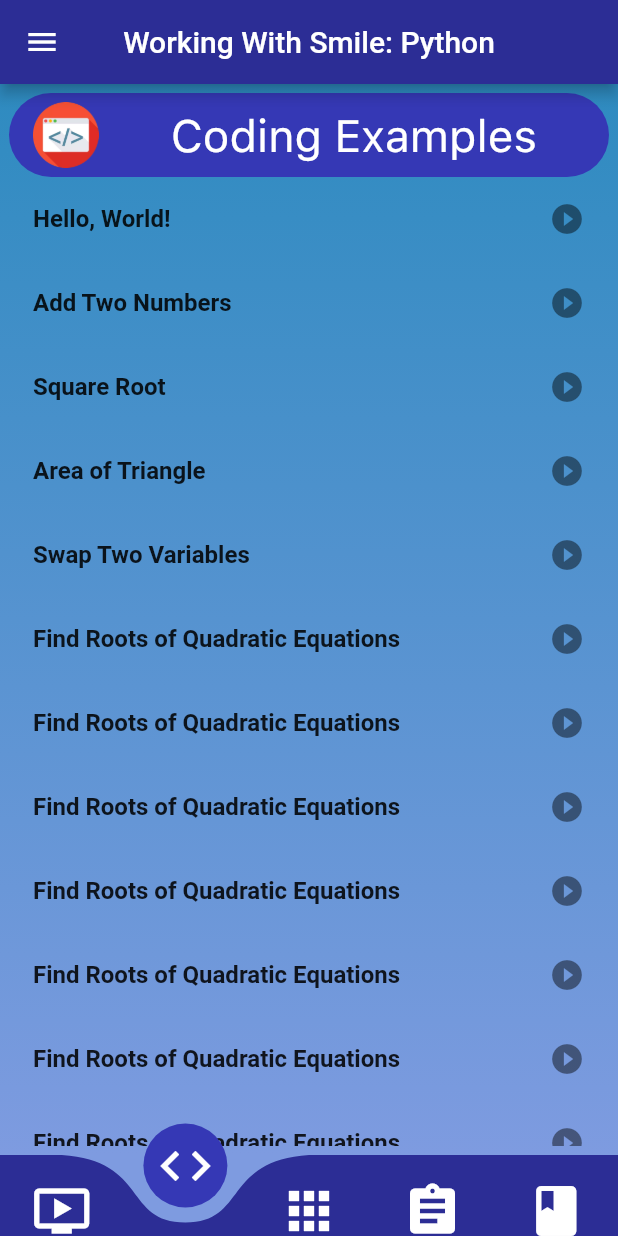
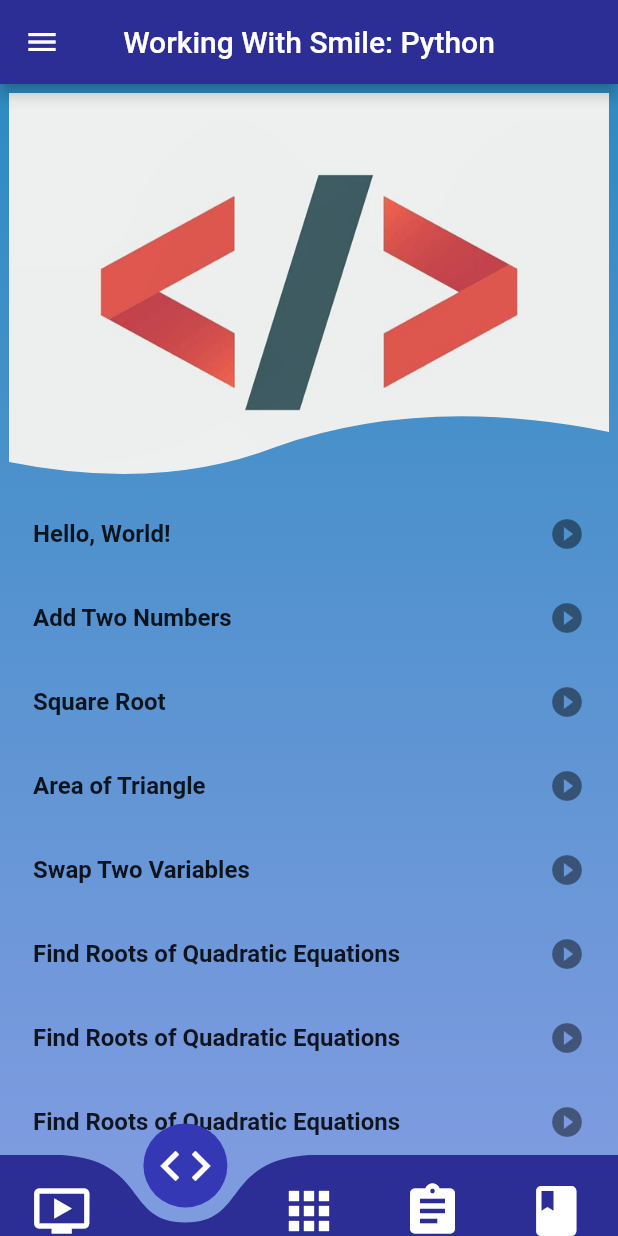
Before and after one commit to hemangdtu/python_app, a Flutter app: the screen it shows after launch, item 2 of the bottom bar chosen, on a phone screen of 412 x 824 dp. Run offline on Flutter 3.47's test engine with Material 2 defaults, Android fonts, the phone set to English and light mode, and no system bars; drawn by our look-alikes of curved_navigation_bar; missing offline and left inert: flappy_search_bar.

Commit message:
Wavy image header designed

```diff
--- /dev/null
+++ b/lib/content/wavy_image_header.dart
@@ -0,0 +1,47 @@
+import 'package:flutter/material.dart';
+
+class WavyHeaderImage extends StatelessWidget {
+  WavyHeaderImage(this.image, {this.imgScale});
+
+  final String image;
+  final double imgScale;
+
+  @override
+  Widget build(BuildContext context) {
+    return ClipPath(
+      child: Image.asset(
+        image,
+        scale: imgScale,
+      ),
+      clipper: BottomWaveClipper(),
+    );
+  }
+}
+
+class BottomWaveClipper extends CustomClipper<Path> {
+  @override
+  Path getClip(Size size) {
+    var path = new Path();
+    path.lineTo(0.0, size.height - 20);
+
+    var firstControlPoint = Offset(size.width / 4, size.height);
+    var firstEndPoint = Offset(size.width / 2.25, size.height - 30.0);
+    path.quadraticBezierTo(firstControlPoint.dx, firstControlPoint.dy,
+        firstEndPoint.dx, firstEndPoint.dy);
+
+    var secondControlPoint =
+        Offset(size.width - (size.width / 3.25), size.height - 65);
+    var secondEndPoint = Offset(size.width, size.height - 40);
+    path.quadraticBezierTo(secondControlPoint.dx, secondControlPoint.dy,
+        secondEndPoint.dx, secondEndPoint.dy);
+
+    path.lineTo(size.width, size.height - 40);
+    path.lineTo(size.width, 0.0);
+    path.close();
+
+    return path;
+  }
+
+  @override
+  bool shouldReclip(CustomClipper<Path> oldClipper) => false;
+}
--- a/lib/pages/examples_list.dart
+++ b/lib/pages/examples_list.dart
@@ -1,6 +1,7 @@
 import 'package:flutter/material.dart';
 import 'package:url_launcher/url_launcher.dart';
 import 'package:fluid_bottom_nav_bar/pages/youtube_list.dart';
+import 'package:fluid_bottom_nav_bar/content/wavy_image_header.dart';
 
 class ExamplesNew extends StatelessWidget {
   @override
@@ -14,13 +15,8 @@ Widget _myListView(BuildContext context) {
     decoration: BoxDecoration(
       gradient: LinearGradient(
         colors: [
-          // Colors.blue[100],
-          // Colors.blue[300],
           Color(0xFF7E9BE0),
-          //Color(0xFF1b1e44),
           Color(0xFF2E8BC0),
-          // Color(0xFF1b1e44),
-          //   Color(0xFF2E8BC0),
         ],
         begin: Alignment.bottomCenter,
         end: Alignment.topCenter,
@@ -31,39 +27,43 @@ Widget _myListView(BuildContext context) {
       padding: const EdgeInsets.all(6.0),
       child: ListView(
         children: <Widget>[
-          ClipRRect(
-            borderRadius: BorderRadius.circular(50),
-            child: Container(
-              // decoration: BoxDecoration(
-              //   gradient: LinearGradient(
-              //     colors: [
-              //       Colors.red[900],
-              //       Colors.red[600],
-              //       Colors.red,
-              //       Colors.red[600],
-              //       Colors.red[900],
-              //     ],
-              //   ),
-              // ),
-              color: Color(0xFF3538B5),
-              child: ListTile(
-                leading: Image.asset(
-                  "lib/assets/coding_logo.png",
-                  scale: 11.7,
-                ),
-                title: Center(
-                  child: Text(
-                    "Coding Examples",
-                    style: TextStyle(
-                      fontFamily: "SF-Pro-Text-Regular",
-                      //fontWeight: FontWeight.bold,
-                      fontSize: 30,
-                      color: Colors.white,
-                    ),
-                  ),
-                ),
-              ),
-            ),
+          // ClipRRect(
+          //   borderRadius: BorderRadius.circular(50),
+          //   child: Container(
+          //     // decoration: BoxDecoration(
+          //     //   gradient: LinearGradient(
+          //     //     colors: [
+          //     //       Colors.red[900],
+          //     //       Colors.red[600],
+          //     //       Colors.red,
+          //     //       Colors.red[600],
+          //     //       Colors.red[900],
+          //     //     ],
+          //     //   ),
+          //     // ),
+          //     color: Color(0xFF3538B5),
+          //     child: ListTile(
+          //       leading: Image.asset(
+          //         "lib/assets/coding_logo.png",
+          //         scale: 11.7,
+          //       ),
+          //       title: Center(
+          //         child: Text(
+          //           "Coding Examples",
+          //           style: TextStyle(
+          //             fontFamily: "SF-Pro-Text-Regular",
+          //             //fontWeight: FontWeight.bold,
+          //             fontSize: 30,
+          //             color: Colors.white,
+          //           ),
+          //         ),
+          //       ),
+          //     ),
+          //   ),
+          // ),
+          WavyHeaderImage(
+            'lib/assets/coding_wallpaper.jpg',
+            imgScale: 5,
           ),
           VideoListElement(
             title: 'Hello, World!',
@@ -84,6 +84,14 @@ Widget _myListView(BuildContext context) {
           VideoListElement(
             title: 'Swap Two Variables',
             link: _launchURL5,
+          ),
+          VideoListElement(
+            title: 'Find Roots of Quadratic Equations',
+            link: _launchURL6,
+          ),
+          VideoListElement(
+            title: 'Find Roots of Quadratic Equations',
+            link: _launchURL6,
           ),
           VideoListElement(
             title: 'Find Roots of Quadratic Equations',
--- a/lib/pages/youtube_list.dart
+++ b/lib/pages/youtube_list.dart
@@ -1,5 +1,6 @@
 import 'package:flutter/material.dart';
 import 'package:url_launcher/url_launcher.dart';
+import 'package:fluid_bottom_nav_bar/content/wavy_image_header.dart';
 
 class ListBodyLayout extends StatelessWidget {
   @override
@@ -28,25 +29,29 @@ Widget _myListView(BuildContext context) {
       padding: const EdgeInsets.all(6.0),
       child: ListView(
         children: <Widget>[
-          ClipRRect(
-            borderRadius: BorderRadius.circular(50),
-            child: Container(
-              color: Color(0xFF3538B5),
-              child: ListTile(
-                leading: Image.asset("lib/assets/yt_logo.png"),
-                title: Center(
-                  child: Text(
-                    "Youtube Videos",
-                    style: TextStyle(
-                      fontFamily: "SF-Pro-Text-Regular",
-                      //fontWeight: FontWeight.bold,
-                      fontSize: 30,
-                      color: Colors.white,
-                    ),
-                  ),
-                ),
-              ),
-            ),
+          // ClipRRect(
+          //   borderRadius: BorderRadius.circular(50),
+          //   child: Container(
+          //     color: Color(0xFF3538B5),
+          //     child: ListTile(
+          //       leading: Image.asset("lib/assets/yt_logo.png"),
+          //       title: Center(
+          //         child: Text(
+          //           "Youtube Videos",
+          //           style: TextStyle(
+          //             fontFamily: "SF-Pro-Text-Regular",
+          //             //fontWeight: FontWeight.bold,
+          //             fontSize: 30,
+          //             color: Colors.white,
+          //           ),
+          //         ),
+          //       ),
+          //     ),
+          //   ),
+          // ),
+          WavyHeaderImage(
+            'lib/assets/yt_wallpaper.jpg',
+            imgScale: 5,
           ),
           VideoListElement(
             title: "Overview of Python Programming",
--- a/pubspec.yaml
+++ b/pubspec.yaml
@@ -52,7 +52,9 @@ flutter:
    - lib/assets/PyLogo.jpeg
    - lib/assets/python_logo.png
    - lib/assets/yt_logo.png
+   - lib/assets/yt_wallpaper.jpg
    - lib/assets/coding_logo.png
+   - lib/assets/coding_wallpaper.jpg
 
   fonts:
     - family: SF-Pro-Text-Regular
```
Also changed, not shown: lib/assets/coding_wallpaper.jpg (added), lib/assets/yt_wallpaper.jpg (added).
